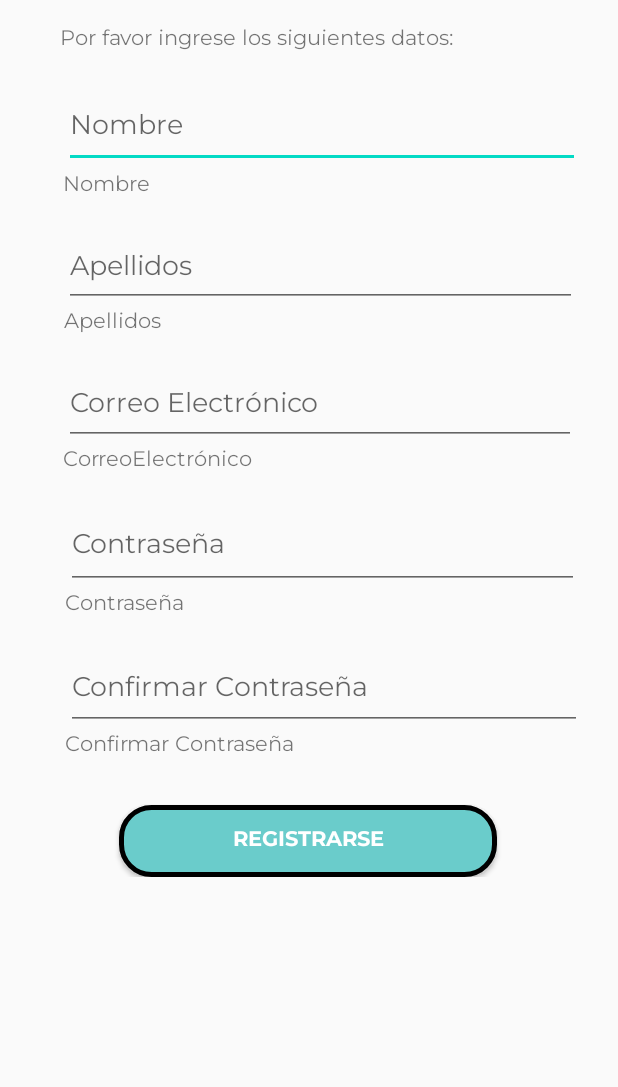
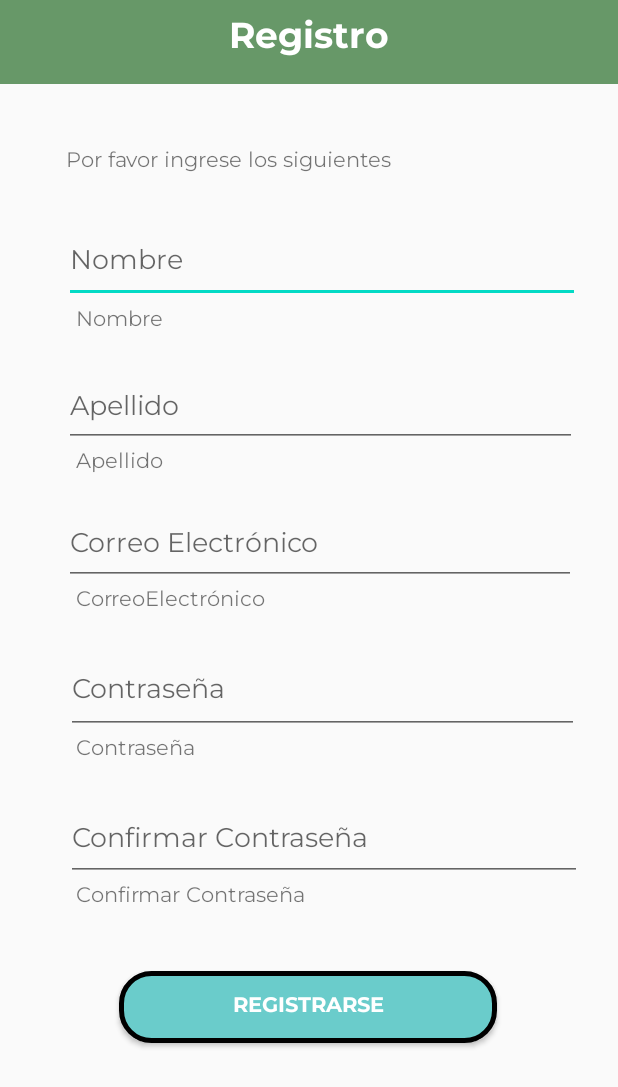
Before and after one commit to vaorozco/App-Web-Ingles, an Android app: the Registro screen opened directly, with no data from a screen before it, on a phone screen of 412 x 824 dp. Shown: the top 1087 px of the screen. Run offline under Robolectric (Android 15) with nearby library versions, the phone set to English and light mode, and no system bars.

Commit message:
Arreglos de Diseño y lugar de almacenamiento de grabación

```diff
--- a/Proyecto/app/src/main/java/com/example/proyecto/Registro.java
+++ b/Proyecto/app/src/main/java/com/example/proyecto/Registro.java
@@ -9,6 +9,7 @@ import android.os.Bundle;
 import android.view.View;
 import android.widget.Button;
 import android.widget.EditText;
+import android.widget.ScrollView;
 import android.widget.Toast;
 
 import com.google.android.material.snackbar.Snackbar;
@@ -21,7 +22,7 @@ import static com.example.proyecto.ConnectionHelper.conexionBD;
 public class Registro extends AppCompatActivity {
     EditText nombre, apellido, correo, contrasena, contrasena2;
     Button registrarme;
-    ConstraintLayout constraintLayout;
+    ScrollView scrollView;
 
     @Override
     protected void onCreate(Bundle savedInstanceState) {
@@ -32,7 +33,7 @@ public class Registro extends AppCompatActivity {
         correo = findViewById(R.id.editTextTextEmailAddress2);
         contrasena = findViewById(R.id.editTextTextPassword);
         contrasena2 = findViewById(R.id.editTextTextPassword2);
-        constraintLayout = findViewById(R.id.conRegistro);
+        scrollView = findViewById(R.id.conRegistro);
         registrarme = findViewById(R.id.button5);
         this.setTitle("Registro"); //título del header
         registrarme.setOnClickListener(new View.OnClickListener() {
@@ -52,15 +53,13 @@ public class Registro extends AppCompatActivity {
             }
         });
     }
-
     public void ShowSnackBar(String message) {
-        Snackbar.make(constraintLayout, message, Snackbar.LENGTH_LONG)
+        Snackbar.make(scrollView, message, Snackbar.LENGTH_LONG)
                 .setAction("CERRAR", new View.OnClickListener() {
                     @Override
                     public void onClick(View view) {
                     }}).setActionTextColor(getResources().getColor(android.R.color.holo_red_light)).show();
     }
-
     public Boolean isEmpty(String strValue) {
         if (strValue == null || strValue.trim().equals(("")))
             return true;
--- a/Proyecto/app/src/main/res/layout/activity_registro.xml
+++ b/Proyecto/app/src/main/res/layout/activity_registro.xml
@@ -1,29 +1,57 @@
 <?xml version="1.0" encoding="utf-8"?>
-<androidx.constraintlayout.widget.ConstraintLayout xmlns:android="http://schemas.android.com/apk/res/android"
+<ScrollView xmlns:android="http://schemas.android.com/apk/res/android"
     xmlns:app="http://schemas.android.com/apk/res-auto"
     xmlns:tools="http://schemas.android.com/tools"
     android:layout_width="match_parent"
-    android:layout_height="wrap_content"
+    android:layout_height="match_parent"
     tools:context=".Registro"
     android:id="@+id/conRegistro">
 
+    <androidx.constraintlayout.widget.ConstraintLayout
+        android:layout_width="match_parent"
+        android:layout_height="match_parent">
+
+        <androidx.appcompat.widget.Toolbar
+            android:id="@+id/toolbarRegistro"
+            android:layout_width="0dp"
+            android:layout_height="?attr/actionBarSize"
+            android:background="?attr/colorPrimary"
+            android:maxHeight="?attr/actionBarSize"
+            android:minHeight="?attr/actionBarSize"
+            app:layout_constraintEnd_toEndOf="parent"
+            app:layout_constraintStart_toStartOf="parent"
+            app:layout_constraintTop_toTopOf="parent">
+
+            <TextView
+                android:id="@+id/toolbar_title_Registro"
+                android:layout_width="wrap_content"
+                android:layout_height="39dp"
+                android:layout_gravity="center"
+                android:fontFamily="@font/montserrat_bold"
+                android:text="Registro"
+                android:textColor="#FFFFFF"
+                android:textSize="24sp"
+                tools:layout_editor_absoluteX="155dp"
+                tools:layout_editor_absoluteY="7dp" />
+
+        </androidx.appcompat.widget.Toolbar>
+
         <TextView
             android:id="@+id/textView6"
-        android:layout_width="wrap_content"
+            android:layout_width="256dp"
             android:layout_height="19dp"
-        android:layout_marginStart="40dp"
-        android:layout_marginLeft="40dp"
-        android:layout_marginTop="16dp"
-        android:layout_marginEnd="132dp"
-        android:layout_marginRight="132dp"
-        android:layout_marginBottom="23dp"
+            android:layout_marginStart="43dp"
+            android:layout_marginLeft="43dp"
+            android:layout_marginTop="41dp"
+            android:layout_marginEnd="112dp"
+            android:layout_marginRight="112dp"
+            android:layout_marginBottom="32dp"
             android:fontFamily="@font/montserrat"
             android:text="Por favor ingrese los siguientes datos:"
             app:layout_constraintBottom_toTopOf="@+id/editTextTextPersonName"
             app:layout_constraintEnd_toEndOf="parent"
-        app:layout_constraintHorizontal_bias="0.0"
             app:layout_constraintStart_toStartOf="parent"
-        app:layout_constraintTop_toTopOf="parent" />
+            app:layout_constraintTop_toBottomOf="@+id/toolbarRegistro" />
 
         <EditText
         android:id="@+id/editTextTextPersonName"
@@ -44,13 +72,13 @@
 
         <TextView
             android:id="@+id/textView7"
-        android:layout_width="wrap_content"
-        android:layout_height="22dp"
-        android:layout_marginStart="41dp"
-        android:layout_marginLeft="41dp"
+            android:layout_width="72dp"
+            android:layout_height="25dp"
+            android:layout_marginStart="50dp"
+            android:layout_marginLeft="50dp"
             android:layout_marginTop="1dp"
-        android:layout_marginEnd="312dp"
-        android:layout_marginRight="312dp"
+            android:layout_marginEnd="289dp"
+            android:layout_marginRight="289dp"
             android:fontFamily="@font/montserrat"
             android:text="Nombre"
             app:layout_constraintBottom_toTopOf="@+id/editTextTextPersonName2"
@@ -69,7 +97,7 @@
         android:layout_marginRight="27dp"
         android:ems="10"
         android:fontFamily="@font/montserrat"
-        android:hint="Apellidos"
+        android:hint="Apellido"
         android:inputType="textPersonName"
         app:layout_constraintBottom_toTopOf="@+id/textView8"
         app:layout_constraintEnd_toEndOf="parent"
@@ -78,12 +106,12 @@
 
         <TextView
             android:id="@+id/textView8"
-        android:layout_width="wrap_content"
+            android:layout_width="64dp"
             android:layout_height="22dp"
-        android:layout_marginStart="42dp"
-        android:layout_marginLeft="42dp"
-        android:layout_marginEnd="304dp"
-        android:layout_marginRight="304dp"
+            android:layout_marginStart="50dp"
+            android:layout_marginLeft="50dp"
+            android:layout_marginEnd="297dp"
+            android:layout_marginRight="297dp"
             android:fontFamily="@font/montserrat"
             android:text="Apellidos"
             app:layout_constraintBottom_toTopOf="@+id/editTextTextEmailAddress2"
@@ -111,12 +139,12 @@
 
         <TextView
             android:id="@+id/textView9"
-        android:layout_width="wrap_content"
-        android:layout_height="22dp"
-        android:layout_marginStart="41dp"
-        android:layout_marginLeft="41dp"
-        android:layout_marginEnd="244dp"
-        android:layout_marginRight="244dp"
+            android:layout_width="152dp"
+            android:layout_height="25dp"
+            android:layout_marginStart="50dp"
+            android:layout_marginLeft="50dp"
+            android:layout_marginEnd="209dp"
+            android:layout_marginRight="209dp"
             android:fontFamily="@font/montserrat"
             android:text="CorreoElectrónico"
             app:layout_constraintBottom_toTopOf="@+id/editTextTextPassword"
@@ -144,12 +172,12 @@
 
         <TextView
             android:id="@+id/textView10"
-        android:layout_width="wrap_content"
-        android:layout_height="22dp"
-        android:layout_marginStart="43dp"
-        android:layout_marginLeft="43dp"
-        android:layout_marginEnd="289dp"
-        android:layout_marginRight="289dp"
+            android:layout_width="155dp"
+            android:layout_height="26dp"
+            android:layout_marginStart="50dp"
+            android:layout_marginLeft="50dp"
+            android:layout_marginEnd="206dp"
+            android:layout_marginRight="206dp"
             android:fontFamily="@font/montserrat"
             android:text="Contraseña"
             app:layout_constraintBottom_toTopOf="@+id/editTextTextPassword2"
@@ -177,14 +205,15 @@
 
         <TextView
             android:id="@+id/textView11"
-        android:layout_width="wrap_content"
-        android:layout_height="22dp"
-        android:layout_marginStart="43dp"
-        android:layout_marginLeft="43dp"
-        android:layout_marginEnd="215dp"
-        android:layout_marginRight="215dp"
+            android:layout_width="305dp"
+            android:layout_height="28dp"
+            android:layout_marginStart="50dp"
+            android:layout_marginLeft="50dp"
+            android:layout_marginEnd="56dp"
+            android:layout_marginRight="56dp"
             android:fontFamily="@font/montserrat"
             android:text="Confirmar Contraseña"
+            app:layout_constraintBottom_toTopOf="@+id/button5"
             app:layout_constraintEnd_toEndOf="parent"
             app:layout_constraintStart_toStartOf="parent"
             app:layout_constraintTop_toBottomOf="@+id/editTextTextPassword2" />
@@ -195,15 +224,18 @@
             android:layout_height="48dp"
             android:layout_marginStart="142dp"
             android:layout_marginLeft="142dp"
-        android:layout_marginTop="28dp"
+            android:layout_marginTop="32dp"
             android:layout_marginEnd="143dp"
             android:layout_marginRight="143dp"
+            android:layout_marginBottom="64dp"
             android:background="@drawable/botones"
             android:fontFamily="@font/montserrat_bold"
             android:text="Registrarse"
             android:textColor="#FFFFFF"
+            app:layout_constraintBottom_toBottomOf="parent"
             app:layout_constraintEnd_toEndOf="parent"
             app:layout_constraintStart_toStartOf="parent"
             app:layout_constraintTop_toBottomOf="@+id/textView11" />
+    </androidx.constraintlayout.widget.ConstraintLayout>
 
-</androidx.constraintlayout.widget.ConstraintLayout>
+</ScrollView>
--- a/Proyecto/app/src/main/res/layout/header2.xml
+++ b/Proyecto/app/src/main/res/layout/header2.xml
@@ -6,6 +6,7 @@
     android:layout_height="200dp"
     android:background="#87be3e"
     android:orientation="vertical"
+    android:gravity="bottom"
     android:padding="20dp"> <!--android:gravity="bottom" antes del padding-->
 
     <ImageView
--- a/Proyecto/app/src/main/res/values/styles.xml
+++ b/Proyecto/app/src/main/res/values/styles.xml
@@ -11,7 +11,7 @@
         <item name="colorPrimaryDark">@color/colorPrimaryDark2</item>
         <item name="colorAccent">@color/colorAccent</item>
     </style>
-    <style name="Header_Menu" parent="Theme.AppCompat.Light.NoActionBar">
+    <style name="Header_Menu" parent="Theme.AppCompat.Light.DarkActionBar">
         <!-- Customize your theme here. -->
         <item name="colorPrimaryDark">@color/colorPrimaryDark2</item>
         <item name="colorAccent">@color/colorAccent</item>
```
Also changed, not shown: Proyecto/app/src/main/java/com/example/proyecto/CompararFonema.java (+10 -7 lines), Proyecto/app/src/main/res/layout/activity_login.xml (+18 -14 lines), Proyecto/app/src/main/res/layout/activity_menu_principal.xml (+7 -7 lines). Lines whose indentation alone changed are shown as unchanged.
